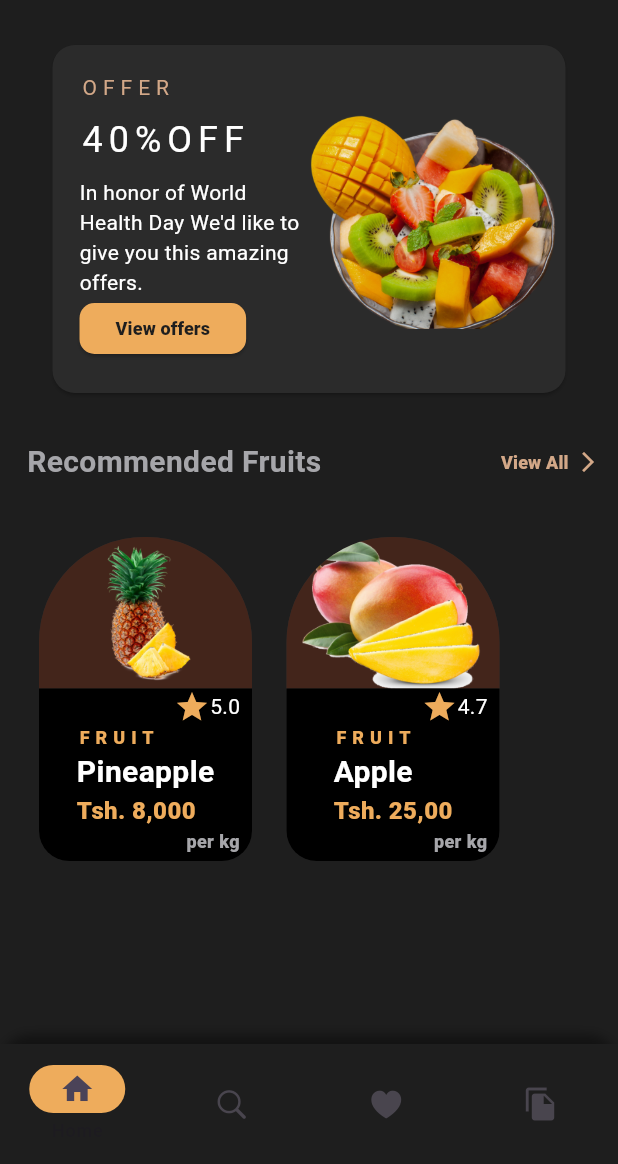
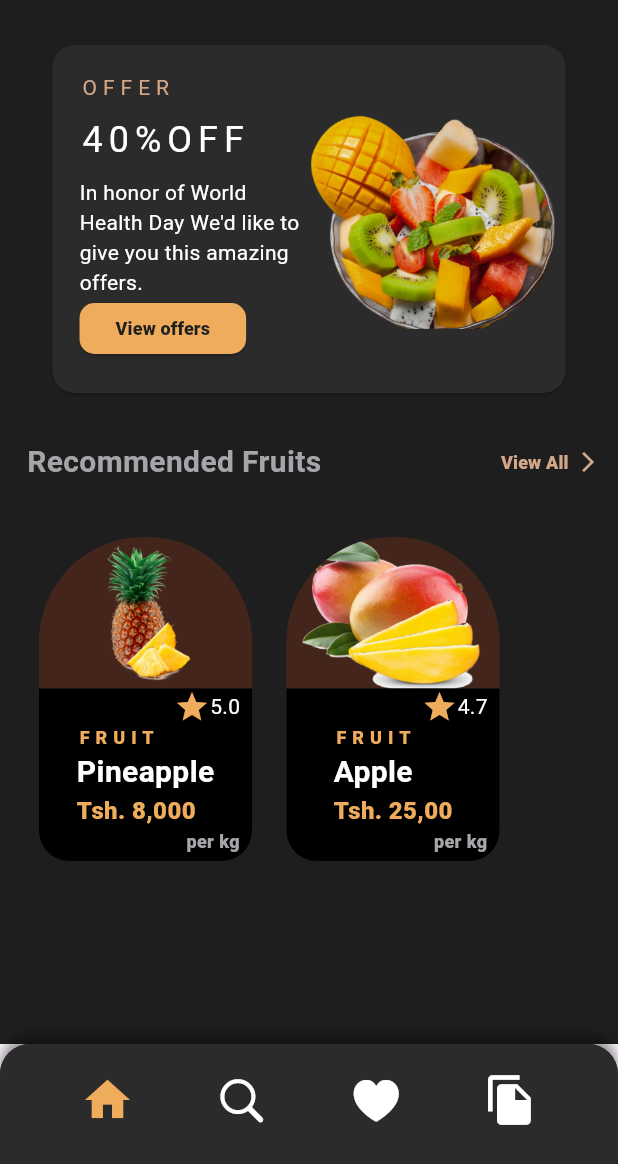
Before and after one commit to tfkcoder/ui_challenge, a Flutter app: the screen it shows after launch, on a phone screen of 412 x 824 dp, the part 72-1236 px from its top. Run offline on Flutter 3.47's test engine with Material 2 defaults, Android fonts, the phone set to English and light mode, and no system bars.

```diff
--- a/lib/pages/home_page.dart
+++ b/lib/pages/home_page.dart
@@ -7,7 +7,7 @@ import '../widget/search_screen_widget.dart';
 import '../widget/transaction_screen_widget.dart';
 
 class HomePage extends StatefulWidget {
-  const HomePage({Key ?key}) : super(key: key);
+  const HomePage({Key? key}) : super(key: key);
 
   @override
   State<HomePage> createState() => _HomePageState();
@@ -34,7 +34,9 @@ class _HomePageState extends State<HomePage> with SingleTickerProviderStateMixin
 
   @override
   Widget build(BuildContext context) {
-    return Scaffold(
+    return Container(
+      color: Styles.blackColor,
+      child: Scaffold(
         appBar: AppBar(
           backgroundColor: Styles.darkColor,
           actions: [
@@ -74,7 +76,9 @@ class _HomePageState extends State<HomePage> with SingleTickerProviderStateMixin
           backgroundColor: Styles.darkColor,
           width: MediaQuery.of(context).size.width * 0.8,
         ),
-      body: TabBarView(
+        body: Container(
+          color: Styles.blackColor,
+          child: TabBarView(
             controller: _tabController,
             children: const <Widget>[
               HomeScreenWidget(),
@@ -83,14 +87,20 @@ class _HomePageState extends State<HomePage> with SingleTickerProviderStateMixin
               TransactionScreenWidget(),
             ],
           ),
-      bottomNavigationBar: _buildBottomNavigationBar(),
+        ),
+        bottomNavigationBar: _buildCustomBottomNavigationBar(),
+      ),
     );
   }
 
-  Widget _buildBottomNavigationBar() {
+  Widget _buildCustomBottomNavigationBar() {
     return Container(
       decoration: BoxDecoration(
-        color: Styles.cardColor,
+        color: Styles.darkColor,
+        borderRadius: const BorderRadius.only(
+          topLeft: Radius.circular(20),
+          topRight: Radius.circular(20),
+        ),
         boxShadow: [
           BoxShadow(
             color: Colors.black.withOpacity(0.4),
@@ -98,37 +108,53 @@ class _HomePageState extends State<HomePage> with SingleTickerProviderStateMixin
             offset: const Offset(0, -6),
           ),
         ],
+      ),
+      child: ClipRRect(
         borderRadius: const BorderRadius.only(
           topLeft: Radius.circular(20),
           topRight: Radius.circular(20),
         ),
+        child: Container(
+          color: Styles.cardColor, // Set the desired background color
+          child: Row(
+            mainAxisAlignment: MainAxisAlignment.spaceEvenly,
+            children: [
+              _buildNavItem(Icons.home, '', 0),
+              _buildNavItem(CupertinoIcons.search, '', 1),
+              _buildNavItem(CupertinoIcons.heart_fill, '', 2),
+              _buildNavItem(Icons.file_copy, '', 3),
+            ],
           ),
-      child: NavigationBar(
-        backgroundColor: Styles.darkColor,
-        indicatorColor: Styles.btnColor, // Set the indicator color here
-        selectedIndex: _tabController.index,
-        onDestinationSelected: (int index) {
+        ),
+      ),
+    );
+  }
+
+  Widget _buildNavItem(IconData iconData, String label, int index) {
+    return GestureDetector(
+      onTap: () {
         setState(() {
           _tabController.animateTo(index);
         });
       },
-        labelBehavior: NavigationDestinationLabelBehavior.onlyShowSelected,
-        destinations: const [
-          NavigationDestination(
-            icon: Icon(Icons.home),
-            label: 'Home',
+      child: Column(
+        mainAxisSize: MainAxisSize.min,
+        children: [
+          Container(
+            margin: const EdgeInsets.only(top: 19),
+            child: Icon(
+              iconData,
+              size: 36,
+              color: _tabController.index == index ? Styles.btnColor : Styles.textColor,
             ),
-          NavigationDestination(
-            icon: Icon(CupertinoIcons.search),
-            label: 'Search',
           ),
-          NavigationDestination(
-            icon: Icon(CupertinoIcons.heart_fill),
-            label: 'Favorites',
+          const SizedBox(height: 4),
+          Text(
+            label,
+            style: TextStyle(
+              color: _tabController.index == index ? Styles.btnColor : Styles.textColor,
+              fontWeight: FontWeight.bold,
             ),
-          NavigationDestination(
-            icon: Icon(Icons.file_copy),
-            label: 'Transactions',
           ),
         ],
       ),
```
Lines whose indentation alone changed are shown as unchanged.
